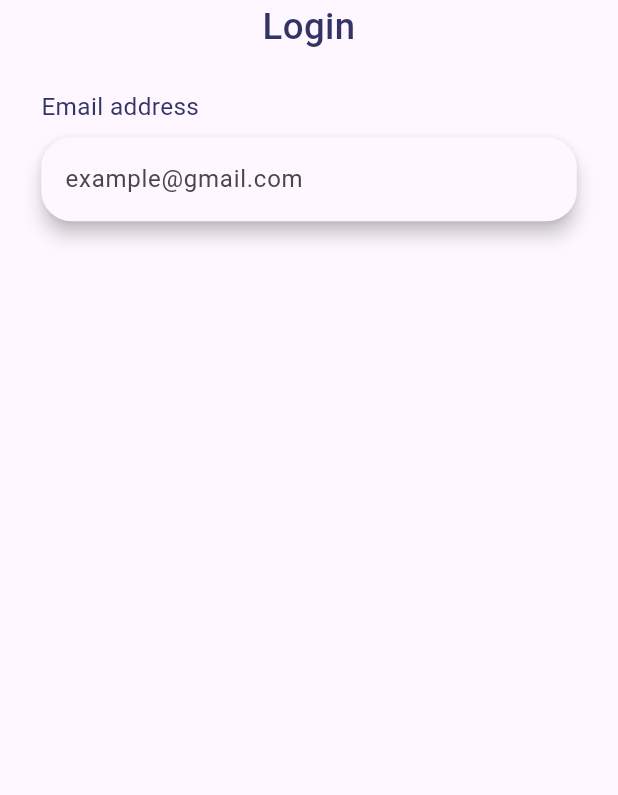
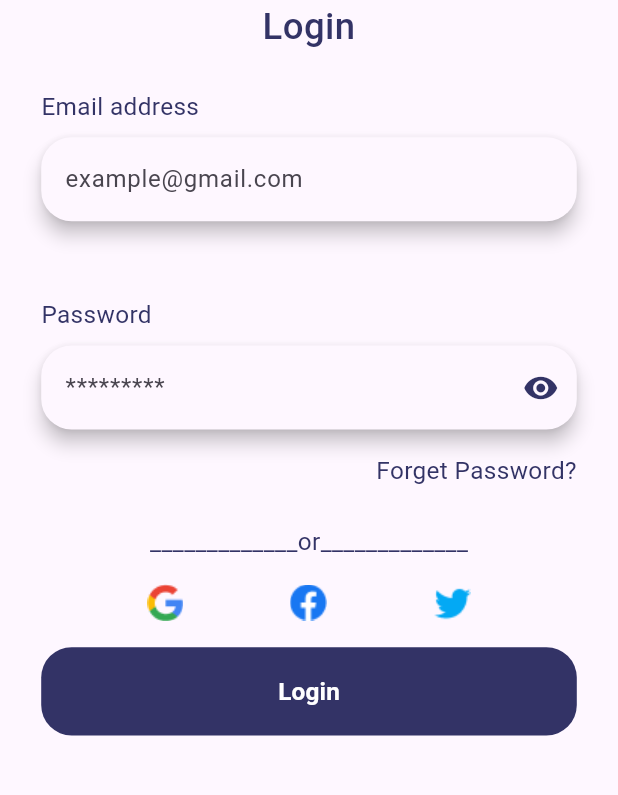
Before and after one commit to mahmoudsaber11/Learn-Up, a Flutter app: the LoginView screen opened by its route, on a phone screen of 412 x 824 dp, the part 126-921 px from its top. Run offline on Flutter 3.47's test engine with Material 3 defaults, Android fonts, the phone set to English and light mode, and no system bars; our stand-ins replace equatable, flutter_bloc, flutter_screenutil, get_it, shared_preferences; accounts and stored records are empty.

Commit message:
add images, create signwithsocial finish login view form UI

```diff
--- a/lib/core/helpers/helper.dart
+++ b/lib/core/helpers/helper.dart
@@ -1,3 +1,23 @@
 class Helper {
   static String? uId = '';
+
+  static String? validatePasswordField(String? value) {
+    if (value!.isEmpty) {
+      return 'Please enter password';
+    } else if (value.length < 6) {
+      return "Password must be more than 5 characters";
+    }
+
+    return null;
+  }
+
+  static String? validateEmailField(String? value) {
+    if (value!.isEmpty) {
+      return 'email must not be empty';
+    }
+    if (!value.contains('@')) {
+      return "email should contains @";
+    }
+    return null;
+  }
 }
--- a/lib/core/utils/functions/app_assets.dart
+++ b/lib/core/utils/functions/app_assets.dart
@@ -4,4 +4,8 @@ abstract class AppAssets {
   static const String onBoarding1 = "assets/images/onBoarding1.png";
   static const String onBoarding2 = "assets/images/onBoarding2.png";
   static const String onBoarding3 = "assets/images/onBoarding3.png";
+
+  static const String imagesFacebook = "assets/images/facebook.png";
+  static const String imagesGoogle = "assets/images/Google.png";
+  static const String imagesTwitter = "assets/images/twitter.png";
 }
--- a/lib/features/auth/presentation/views/login_view.dart
+++ b/lib/features/auth/presentation/views/login_view.dart
@@ -2,7 +2,6 @@ import 'package:flutter/material.dart';
 import 'package:flutter_screenutil/flutter_screenutil.dart';
 import 'package:learn_up/core/utils/functions/app_assets.dart';
 import 'package:learn_up/core/utils/functions/app_styles.dart';
-import 'package:learn_up/core/widgets/text_field_label.dart';
 import 'package:learn_up/features/auth/presentation/widgets/login/login_view_form.dart';
 
 class LoginView extends StatelessWidget {
--- a/lib/features/auth/presentation/widgets/login/login_view_form.dart
+++ b/lib/features/auth/presentation/widgets/login/login_view_form.dart
@@ -1,7 +1,13 @@
 import 'package:flutter/material.dart';
 import 'package:flutter_screenutil/flutter_screenutil.dart';
+import 'package:learn_up/core/helpers/helper.dart';
+import 'package:learn_up/core/utils/functions/app_colors.dart';
+import 'package:learn_up/core/utils/functions/app_styles.dart';
+import 'package:learn_up/core/widgets/custom_general_button.dart';
 import 'package:learn_up/core/widgets/custom_text_field.dart';
 import 'package:learn_up/core/widgets/text_field_label.dart';
+import 'package:learn_up/features/auth/presentation/widgets/or_sign_in.dart';
+import 'package:learn_up/features/auth/presentation/widgets/sign_with_social.dart';
 
 class LoginViewForm extends StatefulWidget {
   const LoginViewForm({super.key});
@@ -46,9 +52,47 @@ class _LoginViewFormState extends State<LoginViewForm> {
           children: [
             const TextFieldLabel(label: "Email address"),
             CustomTextField(
+                validate: (String? value) => Helper.validateEmailField(value),
                 keyboardType: TextInputType.emailAddress,
                 hintText: "example@gmail.com",
-                controller: _emailController)
+                controller: _emailController),
+            SizedBox(
+              height: 50.h,
+            ),
+            const TextFieldLabel(label: "Password"),
+            CustomTextField(
+                validate: (String? value) =>
+                    Helper.validatePasswordField(value),
+                suffix: const Icon(
+                  Icons.visibility,
+                  color: AppColors.primaryColor,
+                ),
+                keyboardType: TextInputType.emailAddress,
+                hintText: '*********',
+                controller: _passwordController),
+            SizedBox(
+              height: 16.h,
+            ),
+            Align(
+              alignment: Alignment.centerRight,
+              child: Text(
+                "Forget Password?",
+                style: AppStyles.textStyle16Regular
+                    .copyWith(color: AppColors.primaryColor),
+              ),
+            ),
+            SizedBox(
+              height: 24.h,
+            ),
+            const OrSignIn(),
+            SizedBox(
+              height: 16.h,
+            ),
+            const SignWithSocial(),
+            SizedBox(
+              height: 17.h,
+            ),
+            CustomGeneralButton(text: "Login", onPressed: () {})
           ],
         ),
       ),
--- /dev/null
+++ b/lib/features/auth/presentation/widgets/or_sign_in.dart
@@ -0,0 +1,20 @@
+import 'package:flutter/widgets.dart';
+import 'package:learn_up/core/utils/functions/app_colors.dart';
+import 'package:learn_up/core/utils/functions/app_styles.dart';
+
+class OrSignIn extends StatelessWidget {
+  const OrSignIn({
+    super.key,
+  });
+
+  @override
+  Widget build(BuildContext context) {
+    return Center(
+      child: Text(
+        "_____________or_____________",
+        style: AppStyles.textStyle16Regular
+            .copyWith(color: AppColors.primaryColor),
+      ),
+    );
+  }
+}
--- /dev/null
+++ b/lib/features/auth/presentation/widgets/sign_with_social.dart
@@ -0,0 +1,18 @@
+import 'package:flutter/material.dart';
+import 'package:learn_up/core/utils/functions/app_assets.dart';
+
+class SignWithSocial extends StatelessWidget {
+  const SignWithSocial({super.key});
+
+  @override
+  Widget build(BuildContext context) {
+    return Row(
+      mainAxisAlignment: MainAxisAlignment.spaceEvenly,
+      children: [
+        Image.asset(AppAssets.imagesGoogle),
+        Image.asset(AppAssets.imagesFacebook),
+        Image.asset(AppAssets.imagesTwitter),
+      ],
+    );
+  }
+}
```
Also changed, not shown: assets/images/Google.png (added), assets/images/facebook.png (added), assets/images/twitter.png (added).
